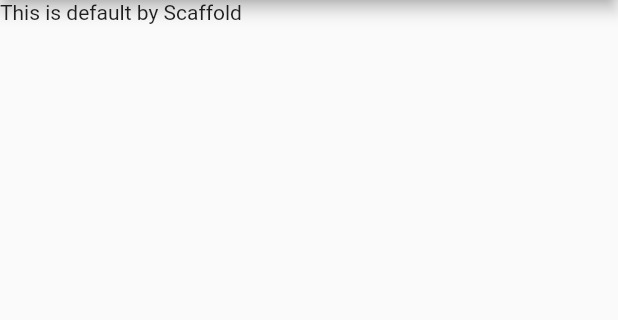
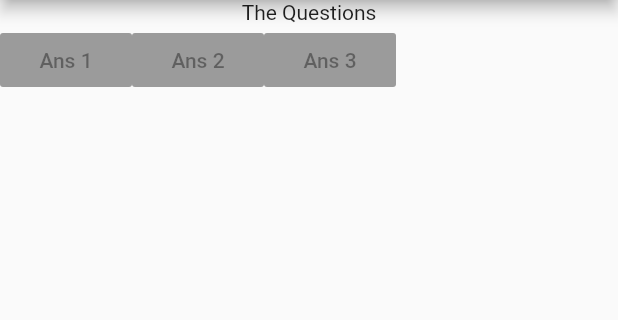
Before and after one commit to harshthakur066/Flutter-Basics, a Flutter app: the screen it shows after launch, on a phone screen of 412 x 824 dp, the part 84-404 px from its top. Run offline on Flutter 3.47's test engine with Material 2 defaults, Android fonts, the phone set to English and light mode, and no system bars.

Commit message:
added buttons in rows and body in collumns

```diff
--- a/lib/main.dart
+++ b/lib/main.dart
@@ -9,12 +9,34 @@ void main() => runApp(MyApp());
 class MyApp extends StatelessWidget {
   @override
   Widget build(BuildContext context) {
+    var questions = [
+      'What\'s your fav. color?',
+      'What\'s yuor fav. animal?',
+    ];
     return MaterialApp(
       home: Scaffold(
         appBar: AppBar(
           title: Text('My First App'),
         ),
-        body: Text('This is default by Scaffold'),
+        body: Column(
+          children: [
+            Text('The Questions'),
+            Row(children: [
+              RaisedButton(
+                child: Text('Ans 1'),
+                onPressed: null,
+              ),
+              RaisedButton(
+                child: Text('Ans 2'),
+                onPressed: null,
+              ),
+              RaisedButton(
+                child: Text('Ans 3'),
+                onPressed: null,
+              ),
+            ]),
+          ],
+        ),
       ),
     );
   }
```
